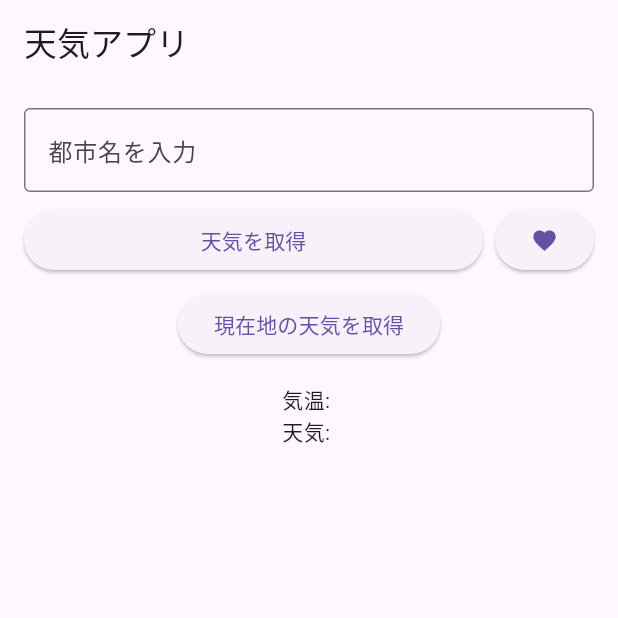
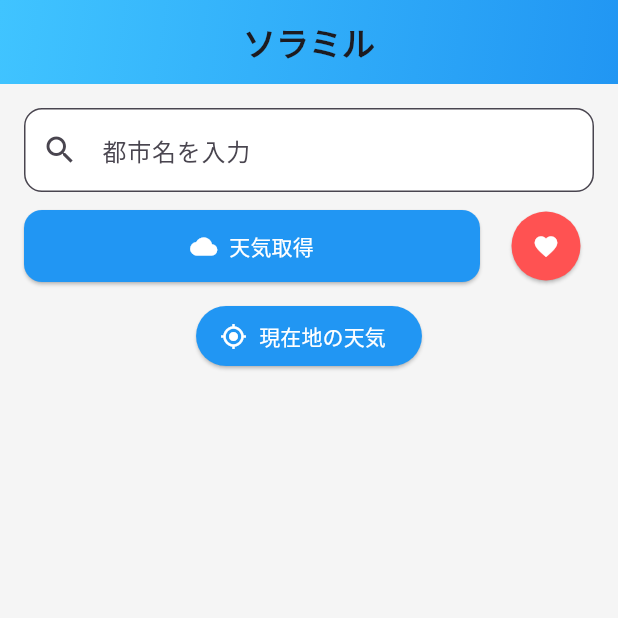
Before and after one commit to SatouKeigo/flutterMock, a Flutter app: the screen it shows after launch, on a phone screen of 412 x 824 dp, the top half of it. Run offline on Flutter 3.47's test engine with Material 3 defaults, Android fonts, the phone set to English and light mode, and no system bars; our stand-ins replace geolocator.

Commit message:
アイコンの色などを変更

```diff
--- a/lib/main.dart
+++ b/lib/main.dart
@@ -3,15 +3,20 @@ import 'package:flutter/material.dart';
 import 'package:http/http.dart' as http;
 import 'package:geolocator/geolocator.dart';
 
-void main() {
-  runApp(MyApp());
-}
+void main() => runApp(MyApp());
 
 class MyApp extends StatelessWidget {
   @override
   Widget build(BuildContext context) {
     return MaterialApp(
+      title: 'ソラミル',
+      theme: ThemeData(
+        primarySwatch: Colors.blue,
+        scaffoldBackgroundColor: Colors.grey[100],
+        useMaterial3: true,
+      ),
       home: WeatherApp(),
+      debugShowCheckedModeBanner: false,
     );
   }
 }
@@ -27,8 +32,8 @@ class _WeatherAppState extends State<WeatherApp> {
   String _iconCode = '';
   bool _isLoading = false;
   String? _error;
-  List<String> _favoriteCities = []; // お気に入り都市リスト
-  final TextEditingController _controller = TextEditingController(); // 入力取得
+  List<String> _favoriteCities = [];
+  final TextEditingController _controller = TextEditingController();
 
   Future<void> fetchWeather(String city) async {
     setState(() {
@@ -51,12 +56,12 @@ class _WeatherAppState extends State<WeatherApp> {
         });
       } else {
         setState(() {
-          _error = '天気情報を取得できませんでした（${response.statusCode}）';
+          _error = '天気情報を取得できません（${response.statusCode}）';
         });
       }
     } catch (e) {
       setState(() {
-        _error = '通信エラーが発生しました';
+        _error = '通信エラー';
       });
     } finally {
       setState(() {
@@ -74,10 +79,8 @@ class _WeatherAppState extends State<WeatherApp> {
     try {
       bool serviceEnabled = await Geolocator.isLocationServiceEnabled();
       if (!serviceEnabled) {
-        setState(() {
         _error = '位置情報サービスが無効です';
         _isLoading = false;
-        });
         return;
       }
 
@@ -85,25 +88,20 @@ class _WeatherAppState extends State<WeatherApp> {
       if (permission == LocationPermission.denied) {
         permission = await Geolocator.requestPermission();
         if (permission == LocationPermission.denied) {
-          setState(() {
           _error = '位置情報の許可が必要です';
           _isLoading = false;
-          });
           return;
         }
       }
 
       if (permission == LocationPermission.deniedForever) {
-        setState(() {
         _error = '位置情報の許可が永久に拒否されています';
         _isLoading = false;
-        });
         return;
       }
 
       Position position = await Geolocator.getCurrentPosition(
           desiredAccuracy: LocationAccuracy.high);
-
       final apiKey = '5c0eb5159153499d04404e4d370b33fd';
       final url =
           'https://api.openweathermap.org/data/2.5/weather?lat=${position.latitude}&lon=${position.longitude}&appid=$apiKey&units=metric&lang=ja';
@@ -115,21 +113,15 @@ class _WeatherAppState extends State<WeatherApp> {
           _temperature = '${data['main']['temp']}℃';
           _description = data['weather'][0]['description'];
           _iconCode = data['weather'][0]['icon'];
-          _error = null;
         });
       } else {
-        setState(() {
-          _error = '天気情報を取得できませんでした（${response.statusCode}）';
-        });
+        _error = '天気情報を取得できません（${response.statusCode}）';
       }
     } catch (e) {
-      setState(() {
       _error = '通信または位置情報エラー';
-      });
     } finally {
-      setState(() {
       _isLoading = false;
-      });
+      setState(() {});
     }
   }
 
@@ -146,72 +138,138 @@ class _WeatherAppState extends State<WeatherApp> {
   Widget build(BuildContext context) {
     return Scaffold(
       appBar: AppBar(
-        title: Text('天気アプリ'),
+        title:
+            const Text('ソラミル', style: TextStyle(fontWeight: FontWeight.bold)),
+        centerTitle: true,
+        flexibleSpace: Container(
+          decoration: BoxDecoration(
+            gradient: LinearGradient(
+              colors: [Colors.lightBlueAccent, Colors.blue],
+              begin: Alignment.topLeft,
+              end: Alignment.bottomRight,
+            ),
+          ),
+        ),
       ),
       body: Padding(
-        padding: const EdgeInsets.all(16.0),
+        padding: const EdgeInsets.all(16),
         child: SingleChildScrollView(
-          // スクロール可能
           child: Column(
-            mainAxisAlignment: MainAxisAlignment.start,
             children: [
+              // 入力欄
               TextField(
                 controller: _controller,
-                onSubmitted: fetchWeather,
                 decoration: InputDecoration(
                   labelText: '都市名を入力',
-                  border: OutlineInputBorder(),
+                  border: OutlineInputBorder(
+                    borderRadius: BorderRadius.circular(12),
+                  ),
+                  prefixIcon: Icon(Icons.search),
+                  filled: true,
+                  fillColor: Colors.white,
                 ),
               ),
-              SizedBox(height: 8),
+              const SizedBox(height: 12),
               Row(
                 children: [
                   Expanded(
-                    child: ElevatedButton(
+                    child: ElevatedButton.icon(
                       onPressed: () => fetchWeather(_controller.text),
-                      child: Text('天気を取得'),
+                      icon: Icon(Icons.cloud, color: Colors.white),
+                      label: Text('天気取得'),
+                      style: ElevatedButton.styleFrom(
+                        backgroundColor: Colors.blue,
+                        padding: EdgeInsets.symmetric(vertical: 14),
+                        shape: RoundedRectangleBorder(
+                          borderRadius: BorderRadius.circular(12),
+                        ),
+
+                        foregroundColor: Colors.white, // 文字色を白に
                       ),
                     ),
-                  SizedBox(width: 8),
+                  ),
+                  const SizedBox(width: 12),
                   ElevatedButton(
                     onPressed: _addToFavorites,
-                    child: Icon(Icons.favorite),
+                    style: ElevatedButton.styleFrom(
+                      backgroundColor: Colors.redAccent,
+                      shape: CircleBorder(),
+                      padding: EdgeInsets.all(14),
+                      foregroundColor: Colors.white, // アイコン色白に
+                    ),
+                    child: Icon(Icons.favorite, color: Colors.white),
                   ),
                 ],
               ),
-              SizedBox(height: 8),
-              ElevatedButton(
+              const SizedBox(height: 12),
+              ElevatedButton.icon(
                 onPressed: fetchWeatherByLocation,
-                child: Text('現在地の天気を取得'),
+                icon: Icon(Icons.my_location, color: Colors.white),
+                label: Text('現在地の天気'),
+                style: ElevatedButton.styleFrom(
+                  foregroundColor: Colors.white, // 文字色白に
+                  backgroundColor: Colors.blue,
                 ),
-              SizedBox(height: 16),
+              ),
+              const SizedBox(height: 24),
+
+              // 天気表示カード
               if (_isLoading)
                 CircularProgressIndicator()
               else if (_error != null)
                 Text(_error!, style: TextStyle(color: Colors.red))
-              else ...[
-                Text('気温: $_temperature'),
-                Text('天気: $_description'),
+              else if (_temperature.isNotEmpty)
+                Card(
+                  color: Colors.lightBlue[100],
+                  shape: RoundedRectangleBorder(
+                    borderRadius: BorderRadius.circular(16),
+                  ),
+                  elevation: 4,
+                  child: Padding(
+                    padding: const EdgeInsets.all(24),
+                    child: Column(
+                      children: [
+                        Text('気温: $_temperature',
+                            style: TextStyle(
+                                fontSize: 28, fontWeight: FontWeight.bold)),
+                        SizedBox(height: 8),
+                        Text('天気: $_description',
+                            style: TextStyle(fontSize: 20)),
                         if (_iconCode.isNotEmpty)
-                  Image.network(
+                          Padding(
+                            padding: const EdgeInsets.only(top: 16),
+                            child: Image.network(
                               'http://openweathermap.org/img/wn/$_iconCode@2x.png',
                               width: 100,
-                    height: 100,
+                            ),
                           ),
                       ],
-              SizedBox(height: 24),
+                    ),
+                  ),
+                ),
+
+              const SizedBox(height: 24),
               if (_favoriteCities.isNotEmpty) ...[
-                Text('お気に入り都市', style: TextStyle(fontWeight: FontWeight.bold)),
+                Text('お気に入り都市',
+                    style:
+                        TextStyle(fontSize: 18, fontWeight: FontWeight.bold)),
                 Wrap(
                   spacing: 8,
                   children: _favoriteCities
-                      .map((city) => ElevatedButton(
+                      .map<Widget>((city) => InputChip(
+                            label: Text(city),
+                            backgroundColor: Colors.blue[100],
                             onPressed: () => fetchWeather(city),
-                            child: Text(city),
+                            onDeleted: () {
+                              setState(() {
+                                _favoriteCities.remove(city);
+                              });
+                            },
+                            deleteIcon: Icon(Icons.close),
                           ))
                       .toList(),
                 ),
-              ],
+              ]
             ],
           ),
         ),
--- a/pubspec.yaml
+++ b/pubspec.yaml
@@ -12,7 +12,8 @@ dependencies:
     sdk: flutter
   http: ^0.13.6
   cupertino_icons: ^1.0.8
-  geolocator: ^10.1.0  # ← ここに追加！
+  geolocator: ^10.1.0
+
 
 dev_dependencies:
   flutter_test:
```
Lines whose indentation alone changed are shown as unchanged.
